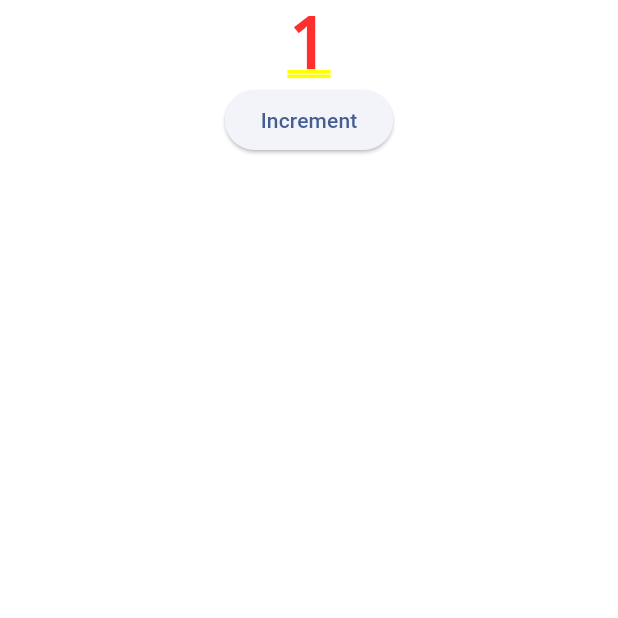
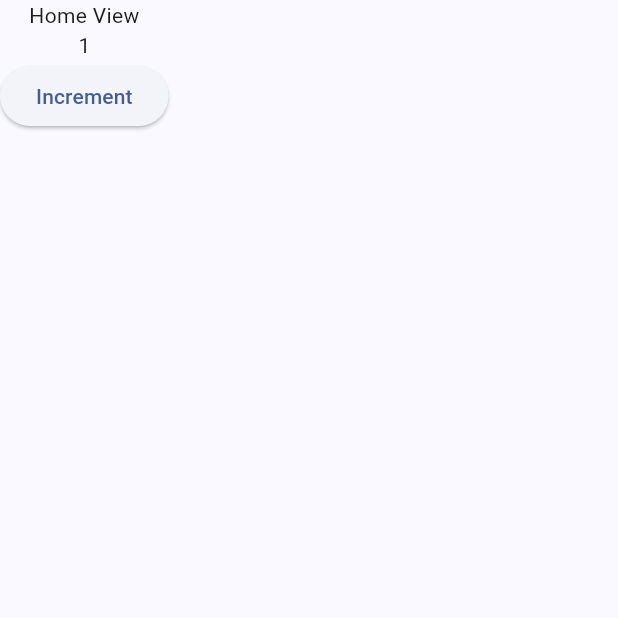
Before and after one commit to vosonha89/flutter-base-template, a Flutter app: the screen it shows after launch, after a tap on "Increment", on a phone screen of 412 x 824 dp, the top half of it. Run offline on Flutter 3.47's test engine with Material 3 defaults, Android fonts, the light colour scheme and no system bars.

Commit message:
Refactor `HomeView` to use `LayoutComponent`; introduce `LayoutComponent` and associated logic. Update `BaseStatelessLogic` and `BaseStatefulLogic` with `LoggingService`. Add `Values` constants for pagination.

```diff
--- a/lib/app.dart
+++ b/lib/app.dart
@@ -10,22 +10,9 @@
     return MaterialApp(
       title: 'Flutter Demo',
       theme: ThemeData(
-        // This is the theme of your application.
-        //
-        // TRY THIS: Try running your application with "flutter run". You'll see
-        // the application has a purple toolbar. Then, without quitting the app,
-        // try changing the seedColor in the colorScheme below to Colors.green
-        // and then invoke "hot reload" (save your changes or press the "hot
-        // reload" button in a Flutter-supported IDE, or press "r" if you used
-        // the command line to start the app).
-        //
-        // Notice that the counter didn't reset back to zero; the application
-        // state is not lost during the reload. To reset the state, use hot
-        // restart instead.
-        //
-        // This works for code too, not just values: Most code changes can be
-        // tested with just a hot reload.
-        colorScheme: ColorScheme.fromSeed(seedColor: Colors.blueAccent),
+        colorScheme: ColorScheme.fromSeed(
+          seedColor: Colors.blueAccent,
+        ),
       ),
       home: const HomeView(),
     );
--- a/lib/core/base/presentation.logic.base.dart
+++ b/lib/core/base/presentation.logic.base.dart
@@ -1,10 +1,18 @@
 import 'package:flutter/material.dart';
+import 'package:flutter_base_template/core/services/local/logging.service.dart';
 
-class BaseLogic<T extends StatefulWidget> extends State<T> {
+class BaseStatefulLogic<T extends StatefulWidget> extends State<T>  {
+  LoggingService loggingService = LoggingService();
+
   @override
   dynamic noSuchMethod(Invocation invocation) => super.noSuchMethod(invocation);
 }
 
-class BaseStatefulLogic<T extends StatefulWidget> extends BaseLogic {}
+class BaseStatelessLogic extends StatelessWidget {
+  final LoggingService loggingService = LoggingService();
 
-class BaseStatelessLogic<T extends StatelessWidget> extends BaseLogic {}
+  BaseStatelessLogic({super.key});
+
+  @override
+  dynamic noSuchMethod(Invocation invocation) => super.noSuchMethod(invocation);
+}
--- /dev/null
+++ b/lib/core/components/layout/layout.component.dart
@@ -0,0 +1,43 @@
+import 'package:flutter/material.dart';
+import '../../../features/home/presentation/components/header.component.dart';
+import 'layout.logic.dart';
+
+/// A stateful widget that serves as a layout container for child widgets.
+///
+/// This component provides a basic layout structure using a Column arrangement
+/// and ensures content is displayed within a safe area.
+class LayoutComponent extends StatefulWidget {
+  final String? title;
+  final List<Widget> children;
+
+  /// Creates a LayoutComponent.
+  ///
+  /// The [children] parameter must not be null and contains the widgets
+  /// to be displayed within the layout.
+  const LayoutComponent({super.key, this.title, required this.children});
+
+  @override
+  LayoutWidgetState createState() => LayoutWidgetState();
+}
+
+/// State class for the LayoutComponent widget.
+///
+/// Manages the state and builds the widget tree for the layout structure.
+class LayoutWidgetState extends LayoutLogic {
+  @override
+  /// Builds the widget tree for the layout component.
+  ///
+  /// Returns a SafeArea widget containing a Column with the provided children.
+  Widget build(BuildContext context) {
+    return SafeArea(
+      child: Scaffold(
+        body: Column(
+          children: [
+            if (widget.title != null) HeaderComponent(widget.title.toString()),
+            Column(children: widget.children),
+          ],
+        ),
+      ),
+    );
+  }
+}
--- /dev/null
+++ b/lib/core/components/layout/layout.logic.dart
@@ -0,0 +1,4 @@
+import 'package:flutter_base_template/core/base/presentation.logic.base.dart';
+import 'package:flutter_base_template/core/components/layout/layout.component.dart';
+
+class LayoutLogic extends BaseStatefulLogic<LayoutComponent> {}
--- /dev/null
+++ b/lib/core/constants/value.constant.dart
@@ -0,0 +1,8 @@
+/// Constants class that holds pagination-related values used across the application
+class Values {
+  /// Default number of items to be displayed per page
+  static const int pageSize = 10;
+
+  /// Starting page index for pagination, typically zero-based
+  static const int pageIndex = 0;
+}
--- a/lib/features/home/presentation/components/header.component.dart
+++ b/lib/features/home/presentation/components/header.component.dart
@@ -1,9 +1,10 @@
 import 'package:flutter/material.dart';
+import '../../../../core/base/presentation.logic.base.dart';
 
-class HeaderComponent extends StatelessWidget {
+class HeaderComponent extends BaseStatelessLogic {
   final String label;
 
-  const HeaderComponent(this.label, {super.key});
+  HeaderComponent(this.label, {super.key});
 
   @override
   Widget build(BuildContext context) {
--- a/lib/features/home/presentation/home.view.dart
+++ b/lib/features/home/presentation/home.view.dart
@@ -1,15 +1,9 @@
 import 'package:flutter/material.dart';
+import 'package:flutter_base_template/core/components/layout/layout.component.dart';
 import '../domain/home.logic.dart';
 
 class HomeView extends StatefulWidget {
-  const HomeView({
-    super.key,
-    this.color = const Color(0xFFFFE306),
-    this.child,
-  });
-
-  final Color color;
-  final Widget? child;
+  const HomeView({super.key});
 
   @override
   HomeWidgetState createState() => HomeWidgetState();
@@ -18,12 +12,17 @@
 class HomeWidgetState extends HomeLogic {
   @override
   Widget build(BuildContext context) {
-    return Column(
+    return LayoutComponent(
+      title: 'Home View',
       children: [
-        Text('$counter'),
-        ElevatedButton(
-          onPressed: increment,
-          child: Text('Increment'),
+        Column(
+          children: [
+            Text('$counter', key: Key('counter')),
+            ElevatedButton(
+              onPressed: increment,
+              child: Text('Increment', key: Key('increment')),
+            ),
+          ],
         ),
       ],
     );
```
